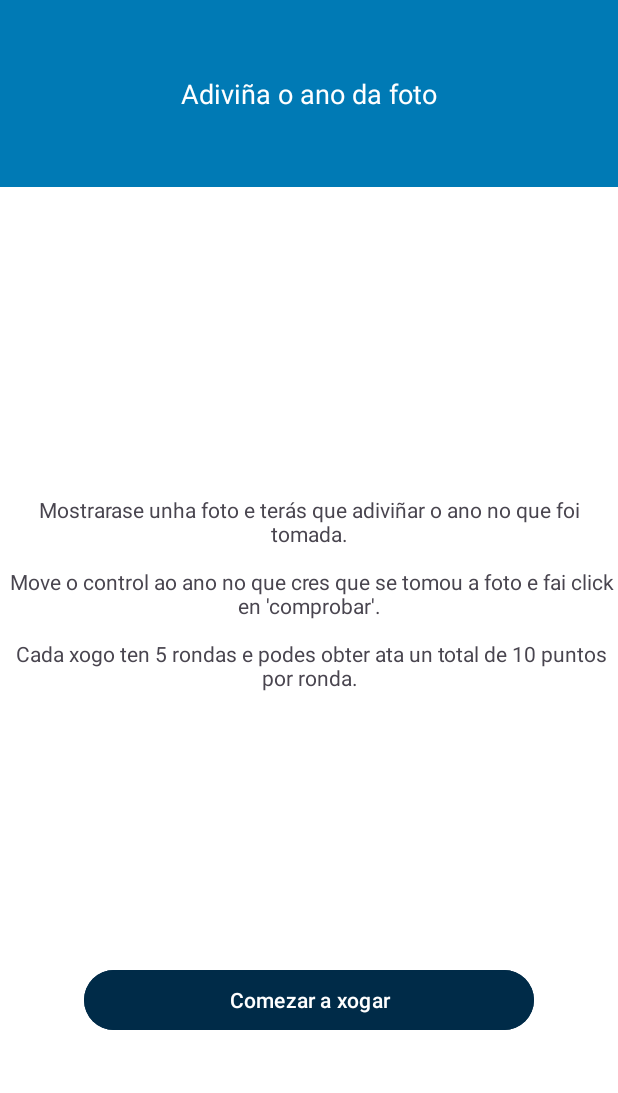
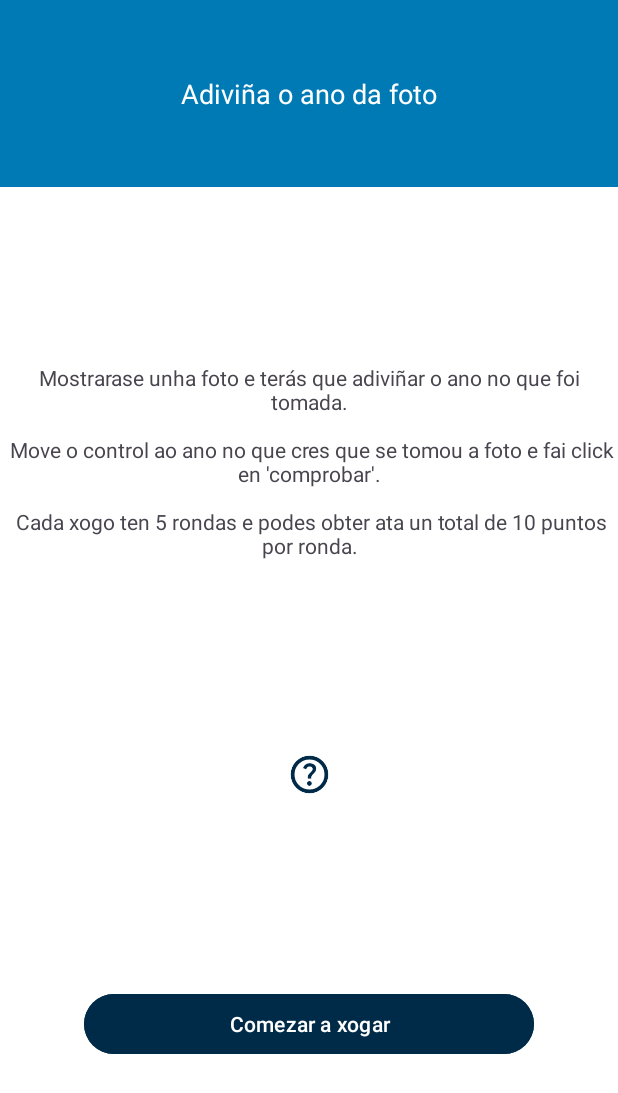
Before and after one commit to pabloboo/Galegando21, an Android app: the AdivinhaAnoFotoInicioActivity screen opened directly, with no data from a screen before it, on a phone screen of 412 x 824 dp. Shown: the top 1093 px of the screen. Run offline under Robolectric (Android 15) with nearby library versions, the phone set to English and light mode, and no system bars.

Commit message:
Diálogos de axuda en xogos Adiviñar ano foto e Atrapa un millón

```diff
--- a/app/src/main/java/com/galegando21/utils/PasagalegoConstants.kt
+++ b/app/src/main/java/com/galegando21/utils/PasagalegoConstants.kt
@@ -370,7 +370,7 @@ object PasagalegoConstants {
 
     private fun getPasagalegoQuestionsR() : MutableList<QuestionPasagalego> {
         var questions : MutableList<QuestionPasagalego> = mutableListOf()
-        questions.add(QuestionPasagalego("Actitude da persoa que garda as consideracións debidas ás persoas ou cousas", "RESPETO"))
+        questions.add(QuestionPasagalego("Actitude ou sentimento que fai que sexa tratada con consideración unha persoa ou cousa.", "RESPECTO"))
         questions.add(QuestionPasagalego("Peza de tenreira, que se corta en forma case cilíndrica, dende a parte inmediata ata a contracuberta", "REDONDO"))
         questions.add(QuestionPasagalego("Camiño establecido ou planificado para unha expedición ou viaxe", "RUTA"))
         questions.add(QuestionPasagalego("Cada unha das continxencias que poden ser obxecto de un contrato de seguro", "RISCO"))
--- a/app/src/main/res/layout/activity_adivinha_ano_foto_inicio.xml
+++ b/app/src/main/res/layout/activity_adivinha_ano_foto_inicio.xml
@@ -20,12 +20,25 @@
         android:layout_height="wrap_content"
         android:text="@string/adivinhaAnoFoto_explicacion"
         android:textAlignment="center"
-        app:layout_constraintBottom_toBottomOf="parent"
+        app:layout_constraintBottom_toTopOf="@id/adivinhaAnoFoto_help_btn"
         app:layout_constraintEnd_toEndOf="parent"
-        app:layout_constraintHorizontal_bias="0.495"
         app:layout_constraintStart_toStartOf="parent"
-        app:layout_constraintTop_toBottomOf="@+id/bannerFragment"
-        app:layout_constraintVertical_bias="0.361" />
+        app:layout_constraintTop_toBottomOf="@+id/bannerFragment" />
+
+    <ImageButton
+        android:id="@+id/adivinhaAnoFoto_help_btn"
+        android:layout_width="50dp"
+        android:layout_height="50dp"
+        android:layout_gravity="end"
+        android:backgroundTint="@color/white"
+        android:onClick="setLetter"
+        android:padding="10dp"
+        android:scaleType="fitCenter"
+        android:src="@drawable/help_icon"
+        app:layout_constraintBottom_toTopOf="@+id/start_btn_adivinhaAnoFoto"
+        app:layout_constraintEnd_toEndOf="parent"
+        app:layout_constraintStart_toStartOf="parent"
+        app:layout_constraintTop_toBottomOf="@+id/adivinhaAnoFoto_description_tv" />
 
     <Button
         android:id="@+id/start_btn_adivinhaAnoFoto"
@@ -37,7 +50,6 @@
         app:layout_constraintBottom_toBottomOf="parent"
         app:layout_constraintEnd_toEndOf="parent"
         app:layout_constraintStart_toStartOf="parent"
-        app:layout_constraintTop_toBottomOf="@+id/adivinhaAnoFoto_description_tv"
-        app:layout_constraintVertical_bias="0.577" />
+        app:layout_constraintTop_toBottomOf="@+id/adivinhaAnoFoto_help_btn" />
 
 </androidx.constraintlayout.widget.ConstraintLayout>
```
Also changed, not shown: app/src/main/java/com/galegando21/day04AtrapaUnMillon/AtrapaUnMillonInicioActivity.kt (+21 -0 lines), app/src/main/java/com/galegando21/day05AdivinhaAnoFoto/AdivinhaAnoFotoInicioActivity.kt (+23 -0 lines), app/src/main/res/layout/activity_atrapa_un_millon_inicio.xml (+18 -4 lines).
